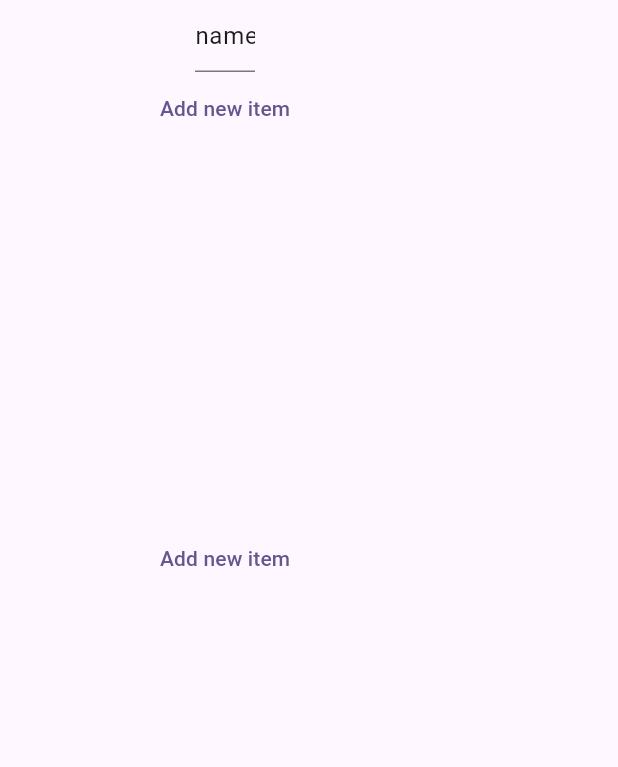
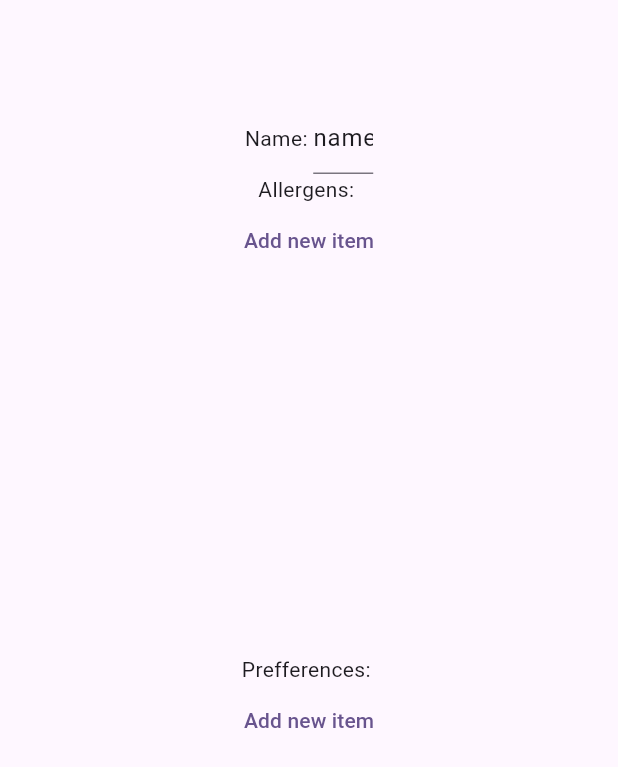
Before and after one commit to IO2-InGreed1/IO2_InGreed.io-1, a Flutter app: the PreferenceCreator widget shown alone on an empty page, opened directly, on a phone screen of 412 x 824 dp. Shown: the top 767 px of the screen. Run offline on Flutter 3.47's test engine with Material 3 defaults, Android fonts, the phone set to English and light mode, and no system bars.

Commit message:
drobne poprawki kosmetyczne w creatorze

```diff
--- a/Frontend/ingreedio_front/lib/main.dart
+++ b/Frontend/ingreedio_front/lib/main.dart
@@ -2,7 +2,6 @@ import 'package:flutter/material.dart';
 import 'package:ingreedio_front/creators.dart';
 import 'package:ingreedio_front/login_screen.dart';
 import 'package:ingreedio_front/preference_creator.dart';
-import 'package:ingreedio_front/product_creators.dart';
 import 'package:ingreedio_front/products.dart';
 
 void main() {
--- a/Frontend/ingreedio_front/lib/preference_creator.dart
+++ b/Frontend/ingreedio_front/lib/preference_creator.dart
@@ -21,11 +21,19 @@ class _PreferenceCreatorState extends State<PreferenceCreator> {
   @override
   Widget build(BuildContext context) {
     return Column(
+      mainAxisAlignment:MainAxisAlignment.center,
       children: [
-        StringCreator(
-          item: widget.item.name,
-          onChanged: (val){widget.item.name=val;},
+        Row(
+          mainAxisAlignment:MainAxisAlignment.center,
+          children: [
+            const Text("Name: "),
+            StringCreator(
+              item: widget.item.name,
+              onChanged: (val){widget.item.name=val;},
+            ),
+          ],
         ),
+        const Text("Allergens: "),
         ListCreator<Ingredient>(creator:
           IngredientSelector.withItems(onChanged: (ingredient) {  },
           reference: ItemWrapper<Ingredient>( widget.ingredients.first), items: widget.ingredients,),
@@ -36,6 +44,7 @@ class _PreferenceCreatorState extends State<PreferenceCreator> {
             widget.item.allergens=value.map((e) => e.item).toList();
           },
           ),
+          const Text("Prefferences: "),
           ListCreator<Ingredient>(creator:
           IngredientSelector.withItems(onChanged: (ingredient) {  },
           reference: ItemWrapper<Ingredient>( widget.ingredients.first), items: widget.ingredients,),
```
